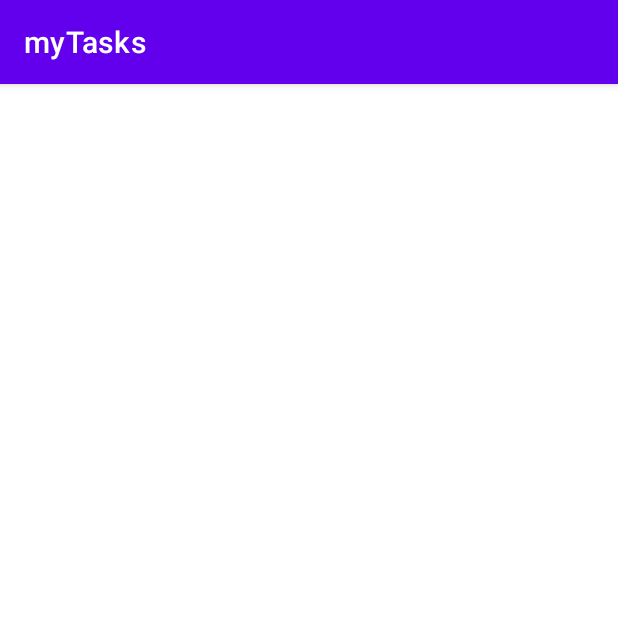
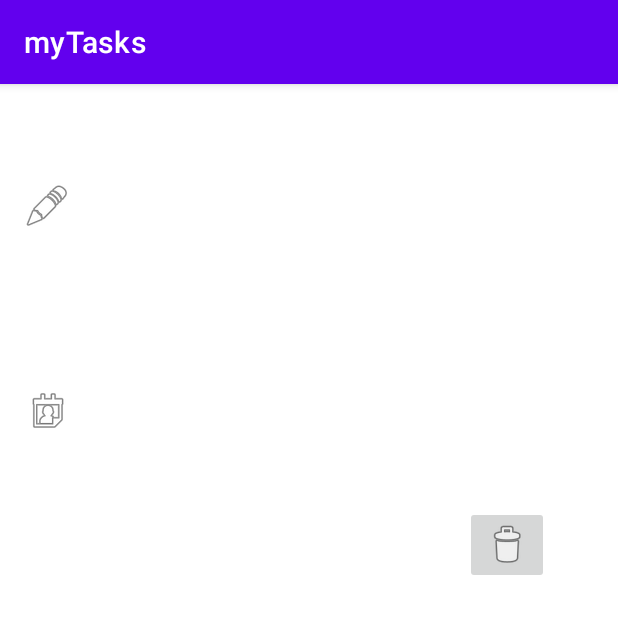
Before and after one commit to albertong98/myTasks, an Android app: the DetailsActivity screen opened directly, with no data from a screen before it, on a phone screen of 412 x 824 dp, the top half of it. Run offline under Robolectric (Android 15) with nearby library versions, the phone set to English and light mode, and no system bars.

Commit message:
detalles de tarea

```diff
--- a/app/src/main/java/com/uniovi/mytasks/DetailsActivity.java
+++ b/app/src/main/java/com/uniovi/mytasks/DetailsActivity.java
@@ -1,14 +1,56 @@
 package com.uniovi.mytasks;
 
 import androidx.appcompat.app.AppCompatActivity;
+import androidx.appcompat.widget.Toolbar;
 
+import android.content.Intent;
 import android.os.Bundle;
+import android.widget.ImageButton;
+import android.widget.TextView;
+
+import com.google.android.material.appbar.CollapsingToolbarLayout;
+import com.uniovi.mytasks.modelo.Task;
+
+import java.text.DateFormat;
+import java.text.SimpleDateFormat;
 
 public class DetailsActivity extends AppCompatActivity {
+    private TextView titulo;
+    private TextView descripcion;
+    private TextView fecha;
 
     @Override
     protected void onCreate(Bundle savedInstanceState) {
         super.onCreate(savedInstanceState);
         setContentView(R.layout.activity_details);
+
+        Intent intent = getIntent();
+        Task task = intent.getParcelableExtra(MainActivity.TAREA_SELECCIONADA);
+
+        titulo = findViewById(R.id.tituloTarea);
+        descripcion = findViewById(R.id.descripcion);
+        fecha = findViewById(R.id.fechaTarea);
+
+        if(task != null) rellenarDatos(task);
+
+        ImageButton delete = findViewById(R.id.deleteButton);
+        delete.setOnClickListener(view ->{
+            deleteTask();
+        });
+    }
+
+    private void rellenarDatos(Task task){
+        titulo.setText(task.getTitulo());
+        descripcion.setText(task.getDescripcion());
+
+        DateFormat df = new SimpleDateFormat("dd/MM/yyyy");
+
+        fecha.setText(df.format(task.getFecha()));
+    }
+
+    private void deleteTask(){
+        Intent intentResult = new Intent();
+        setResult(RESULT_OK,intentResult);
+        finish();
     }
 }
--- a/app/src/main/java/com/uniovi/mytasks/MainActivity.java
+++ b/app/src/main/java/com/uniovi/mytasks/MainActivity.java
@@ -20,6 +20,7 @@ import org.json.JSONArray;
 import org.json.JSONException;
 import org.json.JSONObject;
 
+import java.io.FileWriter;
 import java.io.IOException;
 import java.io.InputStream;
 import java.text.ParseException;
@@ -30,8 +31,9 @@ import java.util.List;
 
 public class MainActivity extends AppCompatActivity {
 
-    public static final String TAREA_SELECCIONADA = " ";
+    public static final String TAREA_SELECCIONADA = "tarea_seleccionada";
     public final static int GESTION_TAREA = 1;
+    public final static int MODIFICAR_TAREA = 1;
     public final static String TAREA_ADD = "tarea_add";
     List<Task> listaTareas;
     /**
@@ -51,14 +53,8 @@ public class MainActivity extends AppCompatActivity {
 
         RecyclerView.LayoutManager layoutManager = new LinearLayoutManager(getApplicationContext());
         listaTareaView.setLayoutManager(layoutManager);
-        ListaTareasAdapter ltAdapter = new ListaTareasAdapter(listaTareas, new ListaTareasAdapter.OnItemClickListener() {
-            @RequiresApi(api = Build.VERSION_CODES.LOLLIPOP)
-            @Override
-            public void onItemClick(Task item) {
-                clickOnItem(item);
-            }
-        });
-        listaTareaView.setAdapter(ltAdapter);
+
+        introListaTareas();
 
         FloatingActionButton fab = findViewById(R.id.botonAdd);
         fab.setOnClickListener(view ->{
@@ -68,8 +64,9 @@ public class MainActivity extends AppCompatActivity {
 
     @RequiresApi(api = Build.VERSION_CODES.LOLLIPOP)
     private void clickOnItem(Task tarea) {
-        //Intent intent = new Intent(MainActivity.this, DetailsActivity.class);
-        //intent.putExtra(TAREA_SELECCIONADA, tarea);
+        Intent intent = new Intent(MainActivity.this, DetailsActivity.class);
+        intent.putExtra(TAREA_SELECCIONADA, tarea);
+        startActivityForResult(intent,GESTION_TAREA);
     }
 
     private void crearNuevaTarea(){
@@ -108,7 +105,31 @@ public class MainActivity extends AppCompatActivity {
                 listaTareas.add(task);
                 //listaTareasAdapter()
             }
+        }else if(requestCode == MODIFICAR_TAREA){
+            if(resultCode == RESULT_OK){
+                Task task = data.getParcelableExtra(TAREA_SELECCIONADA);
+                deleteTask(task);
+                //listaTareasAdapter()
+            }
         }else if(resultCode == RESULT_CANCELED)
             Log.d("MyTasks.MainActivity","FormularioActivity cancelada");
     }
+
+    private void introListaTareas(){
+        ListaTareasAdapter ltAdapter = new ListaTareasAdapter(listaTareas, new ListaTareasAdapter.OnItemClickListener() {
+            @RequiresApi(api = Build.VERSION_CODES.LOLLIPOP)
+            @Override
+            public void onItemClick(Task item) {
+                clickOnItem(item);
+            }
+        });
+        listaTareaView.setAdapter(ltAdapter);
+    }
+
+    private void deleteTask(Task task){
+        int i = listaTareas.indexOf(task);
+        listaTareas.remove(i);
+
+        introListaTareas();
+    }
 }
--- a/app/src/main/res/layout/activity_details.xml
+++ b/app/src/main/res/layout/activity_details.xml
@@ -6,4 +6,73 @@
     android:layout_height="match_parent"
     tools:context=".DetailsActivity">
 
+    <TextView
+        android:id="@+id/descripcion"
+        android:layout_width="296dp"
+        android:layout_height="118dp"
+        app:layout_constraintBottom_toBottomOf="parent"
+        app:layout_constraintEnd_toEndOf="parent"
+        app:layout_constraintHorizontal_bias="0.313"
+        app:layout_constraintStart_toEndOf="@+id/imageView"
+        app:layout_constraintTop_toBottomOf="@+id/tituloTarea"
+        app:layout_constraintVertical_bias="0.028" />
+
+    <TextView
+        android:id="@+id/fechaTarea"
+        android:layout_width="148dp"
+        android:layout_height="30dp"
+        app:layout_constraintBottom_toBottomOf="parent"
+        app:layout_constraintEnd_toEndOf="parent"
+        app:layout_constraintHorizontal_bias="0.097"
+        app:layout_constraintStart_toEndOf="@+id/imageViewFecha"
+        app:layout_constraintTop_toBottomOf="@+id/descripcion"
+        app:layout_constraintVertical_bias="0.033" />
+
+    <ImageView
+        android:id="@+id/imageViewFecha"
+        android:layout_width="wrap_content"
+        android:layout_height="wrap_content"
+        app:layout_constraintBottom_toBottomOf="parent"
+        app:layout_constraintEnd_toEndOf="parent"
+        app:layout_constraintHorizontal_bias="0.042"
+        app:layout_constraintStart_toStartOf="parent"
+        app:layout_constraintTop_toBottomOf="@+id/descripcion"
+        app:layout_constraintVertical_bias="0.033"
+        app:srcCompat="@android:drawable/ic_menu_my_calendar" />
+
+    <TextView
+        android:id="@+id/tituloTarea"
+        android:layout_width="127dp"
+        android:layout_height="33dp"
+        android:textSize="20sp"
+        app:layout_constraintBottom_toBottomOf="parent"
+        app:layout_constraintEnd_toEndOf="parent"
+        app:layout_constraintHorizontal_bias="0.045"
+        app:layout_constraintStart_toStartOf="parent"
+        app:layout_constraintTop_toTopOf="parent"
+        app:layout_constraintVertical_bias="0.022" />
+
+    <ImageView
+        android:id="@+id/imageView"
+        android:layout_width="wrap_content"
+        android:layout_height="wrap_content"
+        android:layout_marginTop="16dp"
+        app:layout_constraintEnd_toEndOf="parent"
+        app:layout_constraintHorizontal_bias="0.008"
+        app:layout_constraintStart_toStartOf="@+id/tituloTarea"
+        app:layout_constraintTop_toBottomOf="@+id/tituloTarea"
+        app:srcCompat="@android:drawable/ic_menu_edit" />
+
+    <ImageButton
+        android:id="@+id/deleteButton"
+        android:layout_width="wrap_content"
+        android:layout_height="wrap_content"
+        app:layout_constraintBottom_toBottomOf="parent"
+        app:layout_constraintEnd_toEndOf="parent"
+        app:layout_constraintHorizontal_bias="0.87"
+        app:layout_constraintStart_toStartOf="parent"
+        app:layout_constraintTop_toBottomOf="@+id/fechaTarea"
+        app:layout_constraintVertical_bias="0.102"
+        app:srcCompat="@android:drawable/ic_menu_delete" />
+
 </androidx.constraintlayout.widget.ConstraintLayout>
```
